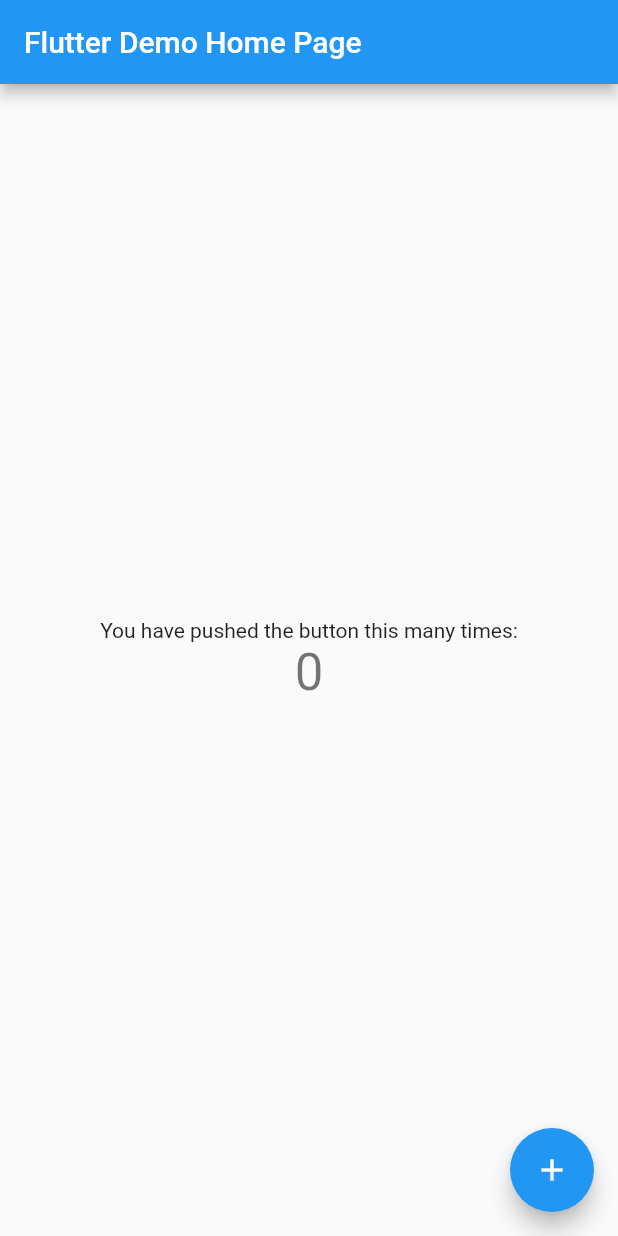
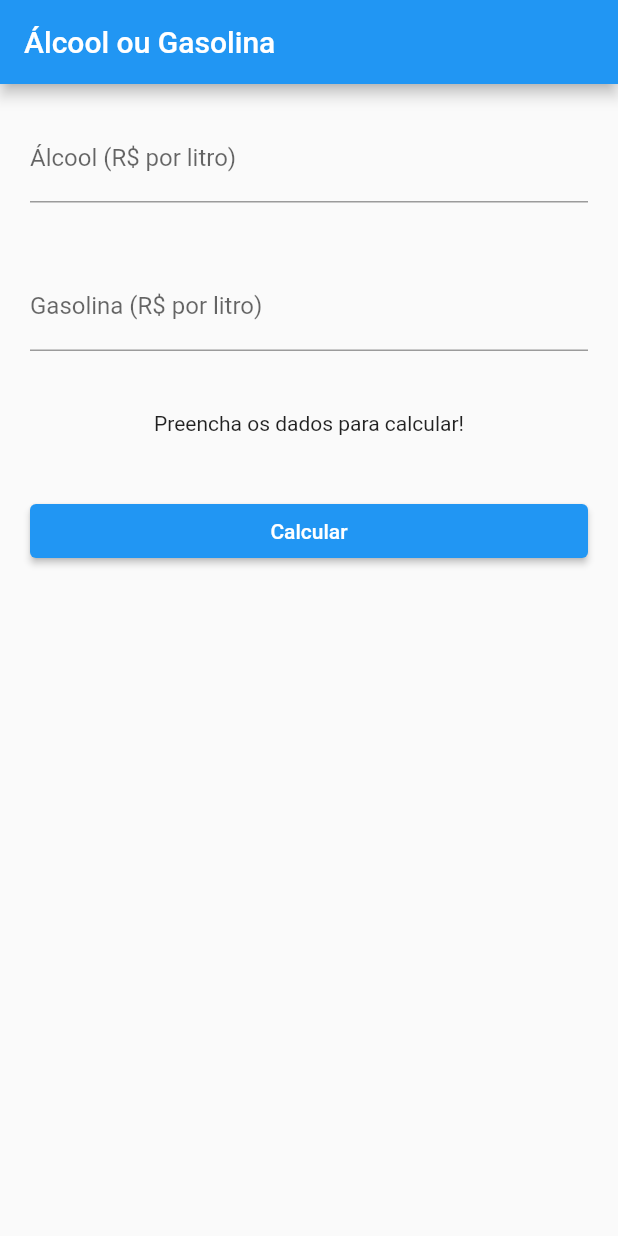
Before and after one commit to douglazsilva/alcohol_gasoline, a Flutter app: the screen it shows after launch, on a phone screen of 412 x 824 dp. Run offline on Flutter 3.47's test engine with Material 2 defaults, Android fonts, the light colour scheme and no system bars.

Commit message:
android home page

```diff
--- a/lib/main.dart
+++ b/lib/main.dart
@@ -1,115 +1,4 @@
+import 'package:alcohol_gasoline/ui/android/my_material_app.dart';
 import 'package:flutter/material.dart';
 
-void main() {
-  runApp(const MyApp());
-}
-
-class MyApp extends StatelessWidget {
-  const MyApp({Key? key}) : super(key: key);
-
-  // This widget is the root of your application.
-  @override
-  Widget build(BuildContext context) {
-    return MaterialApp(
-      title: 'Flutter Demo',
-      theme: ThemeData(
-        // This is the theme of your application.
-        //
-        // Try running your application with "flutter run". You'll see the
-        // application has a blue toolbar. Then, without quitting the app, try
-        // changing the primarySwatch below to Colors.green and then invoke
-        // "hot reload" (press "r" in the console where you ran "flutter run",
-        // or simply save your changes to "hot reload" in a Flutter IDE).
-        // Notice that the counter didn't reset back to zero; the application
-        // is not restarted.
-        primarySwatch: Colors.blue,
-      ),
-      home: const MyHomePage(title: 'Flutter Demo Home Page'),
-    );
-  }
-}
-
-class MyHomePage extends StatefulWidget {
-  const MyHomePage({Key? key, required this.title}) : super(key: key);
-
-  // This widget is the home page of your application. It is stateful, meaning
-  // that it has a State object (defined below) that contains fields that affect
-  // how it looks.
-
-  // This class is the configuration for the state. It holds the values (in this
-  // case the title) provided by the parent (in this case the App widget) and
-  // used by the build method of the State. Fields in a Widget subclass are
-  // always marked "final".
-
-  final String title;
-
-  @override
-  State<MyHomePage> createState() => _MyHomePageState();
-}
-
-class _MyHomePageState extends State<MyHomePage> {
-  int _counter = 0;
-
-  void _incrementCounter() {
-    setState(() {
-      // This call to setState tells the Flutter framework that something has
-      // changed in this State, which causes it to rerun the build method below
-      // so that the display can reflect the updated values. If we changed
-      // _counter without calling setState(), then the build method would not be
-      // called again, and so nothing would appear to happen.
-      _counter++;
-    });
-  }
-
-  @override
-  Widget build(BuildContext context) {
-    // This method is rerun every time setState is called, for instance as done
-    // by the _incrementCounter method above.
-    //
-    // The Flutter framework has been optimized to make rerunning build methods
-    // fast, so that you can just rebuild anything that needs updating rather
-    // than having to individually change instances of widgets.
-    return Scaffold(
-      appBar: AppBar(
-        // Here we take the value from the MyHomePage object that was created by
-        // the App.build method, and use it to set our appbar title.
-        title: Text(widget.title),
-      ),
-      body: Center(
-        // Center is a layout widget. It takes a single child and positions it
-        // in the middle of the parent.
-        child: Column(
-          // Column is also a layout widget. It takes a list of children and
-          // arranges them vertically. By default, it sizes itself to fit its
-          // children horizontally, and tries to be as tall as its parent.
-          //
-          // Invoke "debug painting" (press "p" in the console, choose the
-          // "Toggle Debug Paint" action from the Flutter Inspector in Android
-          // Studio, or the "Toggle Debug Paint" command in Visual Studio Code)
-          // to see the wireframe for each widget.
-          //
-          // Column has various properties to control how it sizes itself and
-          // how it positions its children. Here we use mainAxisAlignment to
-          // center the children vertically; the main axis here is the vertical
-          // axis because Columns are vertical (the cross axis would be
-          // horizontal).
-          mainAxisAlignment: MainAxisAlignment.center,
-          children: <Widget>[
-            const Text(
-              'You have pushed the button this many times:',
-            ),
-            Text(
-              '$_counter',
-              style: Theme.of(context).textTheme.headline4,
-            ),
-          ],
-        ),
-      ),
-      floatingActionButton: FloatingActionButton(
-        onPressed: _incrementCounter,
-        tooltip: 'Increment',
-        child: const Icon(Icons.add),
-      ), // This trailing comma makes auto-formatting nicer for build methods.
-    );
-  }
-}
+void main() => runApp(const MyMaterialApp());
--- a/lib/ui/android/my_material_app.dart
+++ b/lib/ui/android/my_material_app.dart
@@ -0,0 +1,19 @@
+import 'package:flutter/material.dart';
+
+import 'pages/home_page.dart';
+
+class MyMaterialApp extends StatelessWidget {
+  const MyMaterialApp({Key? key}) : super(key: key);
+
+  // This widget is the root of your application.
+  @override
+  Widget build(BuildContext context) {
+    return MaterialApp(
+      title: 'Flutter Demo',
+      theme: ThemeData(
+        primarySwatch: Colors.blue,
+      ),
+      home: const HomePage(),
+    );
+  }
+}
--- a/lib/ui/android/pages/home_page.dart
+++ b/lib/ui/android/pages/home_page.dart
@@ -0,0 +1,54 @@
+import 'package:flutter/material.dart';
+
+class HomePage extends StatefulWidget {
+  const HomePage({Key? key}) : super(key: key);
+
+  @override
+  State<HomePage> createState() => _HomePageState();
+}
+
+class _HomePageState extends State<HomePage> {
+  @override
+  Widget build(BuildContext context) {
+    return Scaffold(
+      appBar: AppBar(
+        title: const Text("Álcool ou Gasolina"),
+      ),
+      body: ListView(
+        children: <Widget>[
+          Padding(
+            padding: const EdgeInsets.all(20),
+            child: TextFormField(
+              decoration:
+                  const InputDecoration(labelText: "Álcool (R\$ por litro)"),
+              keyboardType: TextInputType.number,
+            ),
+          ),
+          Padding(
+            padding: const EdgeInsets.all(20),
+            child: TextFormField(
+              decoration:
+                  const InputDecoration(labelText: "Gasolina (R\$ por litro)"),
+              keyboardType: TextInputType.number,
+            ),
+          ),
+          const Padding(
+            padding: EdgeInsets.all(20),
+            child: Text(
+              'Preencha os dados para calcular!',
+              textAlign: TextAlign.center,
+            ),
+          ),
+          Padding(
+              padding: const EdgeInsets.all(20),
+              child: ElevatedButton(
+                child: const Text("Calcular"),
+                onPressed: () {
+                  setState(() {});
+                },
+              )),
+        ],
+      ),
+    );
+  }
+}
```
